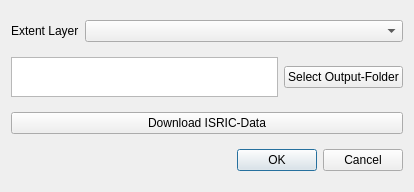
This is QTalsim/qtalsim_soil.ui in sydroconsult/QTalsim as Qt 5 draws it before an edit. The edited form follows.
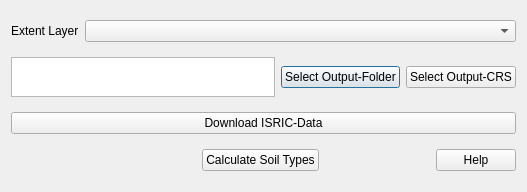
This is the edited form.

Commit message: Update soil processing

```diff
--- a/QTalsim/qtalsim_soil.ui
+++ b/QTalsim/qtalsim_soil.ui
@@ -6,7 +6,7 @@
    <rect>
     <x>0</x>
     <y>0</y>
-    <width>414</width>
+    <width>527</width>
     <height>192</height>
    </rect>
   </property>
@@ -60,6 +60,13 @@
        </property>
       </widget>
      </item>
+     <item>
+      <widget class="QPushButton" name="onSelectCRS">
+       <property name="text">
+        <string>Select Output-CRS</string>
+       </property>
+      </widget>
+     </item>
     </layout>
    </item>
    <item>
@@ -70,14 +77,38 @@
     </widget>
    </item>
    <item>
+    <layout class="QHBoxLayout" name="horizontalLayout_3">
+     <item>
+      <spacer name="horizontalSpacer">
+       <property name="orientation">
+        <enum>Qt::Horizontal</enum>
+       </property>
+       <property name="sizeHint" stdset="0">
+        <size>
+         <width>40</width>
+         <height>20</height>
+        </size>
+       </property>
+      </spacer>
+     </item>
+     <item>
+      <widget class="QPushButton" name="onCalculateSoilTypes">
+       <property name="text">
+        <string>Calculate Soil Types</string>
+       </property>
+      </widget>
+     </item>
+     <item>
     <widget class="QDialogButtonBox" name="buttonBox">
      <property name="orientation">
       <enum>Qt::Horizontal</enum>
      </property>
      <property name="standardButtons">
-      <set>QDialogButtonBox::Cancel|QDialogButtonBox::Ok</set>
-     </property>
-    </widget>
+        <set>QDialogButtonBox::Help</set>
+       </property>
+      </widget>
+     </item>
+    </layout>
    </item>
   </layout>
  </widget>
```
Lines whose indentation alone changed are shown as unchanged. The commit also changes 1 other file.
